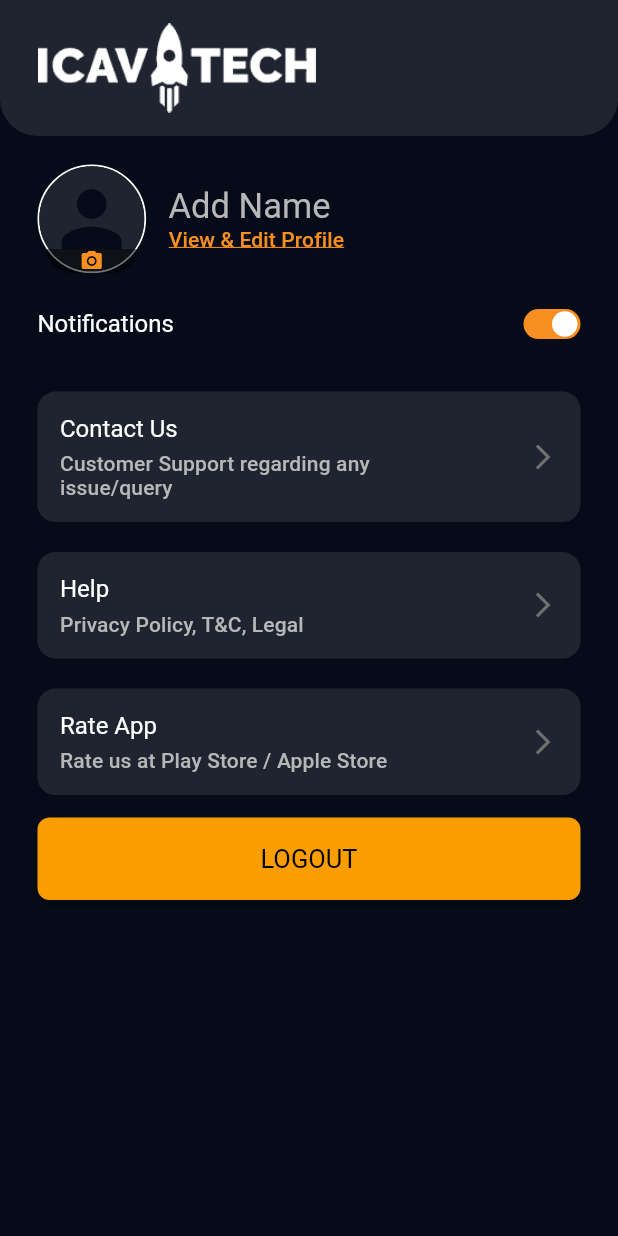
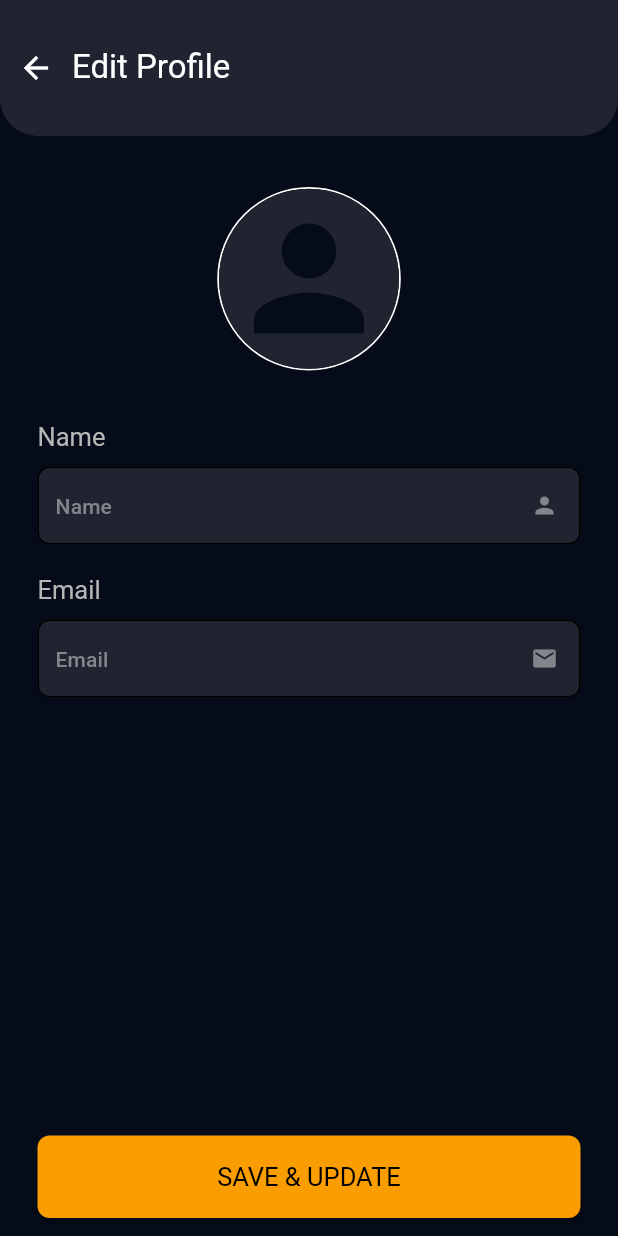
Before and after one commit to Sanoj-Raja/icav_tech, a Flutter app: the HomeView screen opened by its route, after a tap on the "person" icon, on a phone screen of 412 x 824 dp. Run offline on Flutter 3.47's test engine with Material 2 defaults, Android fonts, the phone set to English and light mode, and no system bars; drawn by our look-alikes of flutter_switch; our stand-ins replace bot_toast, get, get_storage, image_picker; accounts and stored records are empty.

Commit message:
Added & Created Edit Profile Screen.

```diff
--- a/lib/app/constants/app_strings.dart
+++ b/lib/app/constants/app_strings.dart
@@ -5,6 +5,7 @@ class AppStrings {
   static const String register = 'Register';
   static const String or = 'OR';
   static const String mobileNumber = 'Mobile Number';
+  static const String name = 'Name';
   static const String email = 'Email';
   static const String password = 'Password';
   static const String confirmPassword = 'Confirm Password';
@@ -25,4 +26,8 @@ class AppStrings {
   static const String contactUs = 'Contact Us';
   static const String contactUsSubHeading =
       'Customer Support regarding any issue/query';
+
+  static const String saveAndUpdate = 'Save & Update';
+  static const String editProfile = 'Edit Profile';
+
 }
--- a/lib/app/local_storage/sessions.dart
+++ b/lib/app/local_storage/sessions.dart
@@ -5,12 +5,14 @@ import 'package:icav_tech/app/constants/app_strings.dart';
 Rx<String> USER_TOKEN = ''.obs;
 Rx<String> USER_NAME = AppStrings.addName.obs;
 Rx<String> USER_IMAGE = ''.obs;
+Rx<String> USER_EMAIL = ''.obs;
 
 class SessionManager {
   static final userStorage = GetStorage();
   static final String userToken = 'User Token';
   static final String userName = 'User Name';
   static final String userImage = 'User Image';
+  static final String userEmail = 'User Email';
 
   static Future<void> saveUserToken(String token) async {
     USER_TOKEN.value = token;
@@ -51,6 +53,19 @@ class SessionManager {
     return image;
   }
 
+  static Future<void> saveUserEmail(String email) async {
+    USER_EMAIL.value = email;
+    userStorage.write(userEmail, email);
+    print("User Eamil Saved ==> $email.");
+  }
+
+  static Future<String> getUserEmail() async {
+    String email = await userStorage.read(userEmail) ?? '';
+    USER_EMAIL.value = email;
+    print("User Image ==> $email.");
+    return email;
+  }
+
   static void clearSession() {
     userStorage.erase();
     print("Session Cleared.");
--- /dev/null
+++ b/lib/app/modules/edit_profile/bindings/edit_profile_binding.dart
@@ -0,0 +1,12 @@
+import 'package:get/get.dart';
+
+import '../controllers/edit_profile_controller.dart';
+
+class EditProfileBinding extends Bindings {
+  @override
+  void dependencies() {
+    Get.lazyPut<EditProfileController>(
+      () => EditProfileController(),
+    );
+  }
+}
--- /dev/null
+++ b/lib/app/modules/edit_profile/controllers/edit_profile_controller.dart
@@ -0,0 +1,49 @@
+import 'package:flutter/material.dart';
+import 'package:get/get.dart';
+import 'package:icav_tech/app/constants/app_strings.dart';
+import 'package:icav_tech/app/local_storage/sessions.dart';
+import 'package:image_picker/image_picker.dart';
+
+class EditProfileController extends GetxController {
+  TextEditingController nameTextController = TextEditingController(
+      text: USER_NAME.value == AppStrings.addName ? '' : USER_NAME.value);
+  TextEditingController emailTextController =
+      TextEditingController(text: USER_EMAIL.value);
+  RxString profileImage = ''.obs;
+
+  final profileFormKey = GlobalKey<FormState>();
+  final picker = ImagePicker();
+
+  @override
+  void onInit() {
+    super.onInit();
+  }
+
+  @override
+  void onReady() {
+    super.onReady();
+  }
+
+  @override
+  void onClose() {}
+
+  void saveAndUpdateProfile() {
+    if (profileFormKey.currentState!.validate()) {
+      SessionManager.saveUserName(nameTextController.text);
+      SessionManager.saveUserEmail(emailTextController.text);
+      SessionManager.saveUserImage(profileImage.value).then(
+        (_) {
+          Get.back();
+        },
+      );
+    }
+  }
+
+  void getProfileImage() {
+    picker.pickImage(source: ImageSource.gallery).then(
+      (pickedImage) {
+        profileImage.value = pickedImage?.path ?? '';
+      },
+    );
+  }
+}
--- /dev/null
+++ b/lib/app/modules/edit_profile/views/edit_profile_view.dart
@@ -0,0 +1,149 @@
+import 'dart:io';
+import 'package:flutter/material.dart';
+import 'package:get/get.dart';
+import 'package:icav_tech/app/constants/app_colors.dart';
+import 'package:icav_tech/app/constants/app_errors.dart';
+import 'package:icav_tech/app/constants/app_strings.dart';
+import 'package:icav_tech/app/local_storage/sessions.dart';
+import 'package:icav_tech/app/utils/text_fields.dart';
+import 'package:icav_tech/app/widgets/body_top_bar.dart';
+import 'package:icav_tech/app/widgets/custom_buttons.dart';
+import 'package:icav_tech/app/widgets/gap_widget.dart';
+import '../controllers/edit_profile_controller.dart';
+
+class EditProfileView extends GetView<EditProfileController> {
+  @override
+  Widget build(BuildContext context) {
+    return Scaffold(
+      resizeToAvoidBottomInset: false,
+      floatingActionButton: LargeButton(
+        buttonText: AppStrings.saveAndUpdate,
+        onPressed: controller.saveAndUpdateProfile,
+      ),
+      floatingActionButtonLocation:
+          FloatingActionButtonLocation.miniCenterFloat,
+      body: SafeArea(
+        child: Column(
+          mainAxisAlignment: MainAxisAlignment.start,
+          children: [
+            BodyTopBarWithHeading(
+              heading: AppStrings.editProfile,
+            ),
+            VerticalGap(
+              gap: 20,
+            ),
+            Expanded(
+              child: SingleChildScrollView(
+                child: userDetailsForm(),
+              ),
+            ),
+          ],
+        ),
+      ),
+    );
+  }
+
+  Widget userDetailsForm() {
+    return Padding(
+      padding: const EdgeInsets.symmetric(horizontal: 25),
+      child: Form(
+        key: controller.profileFormKey,
+        child: Column(
+          crossAxisAlignment: CrossAxisAlignment.start,
+          children: [
+            VerticalGap(
+              gap: 10,
+            ),
+            selectProfileImage(),
+            VerticalGap(
+              gap: 30,
+            ),
+            Text(
+              AppStrings.name,
+              style: Get.textTheme.headline2,
+            ),
+            VerticalGap(),
+            UniversalTextField(
+              controller: controller.nameTextController,
+              keyboardType: TextInputType.name,
+              hintText: AppStrings.name,
+              validatorErrorText: AppErrors.nameErrorText,
+              iconData: Icons.person,
+            ),
+            VerticalGap(
+              gap: 20,
+            ),
+            Text(
+              AppStrings.email,
+              style: Get.textTheme.headline2,
+            ),
+            VerticalGap(),
+            EmailTextField(
+              controller: controller.emailTextController,
+            ),
+            VerticalGap(
+              gap: Get.height * .5,
+            )
+          ],
+        ),
+      ),
+    );
+  }
+
+  Widget selectProfileImage() {
+    return Padding(
+      padding: const EdgeInsets.symmetric(vertical: 4),
+      child: Center(
+        child: InkWell(
+          onTap: controller.getProfileImage,
+          child: Obx(
+            () => Container(
+              decoration: BoxDecoration(
+                borderRadius: BorderRadius.circular(120),
+                border: Border.all(
+                  color: AppColors.white,
+                  width: 1.2,
+                ),
+              ),
+              child: ClipRRect(
+                borderRadius: BorderRadius.circular(120),
+                child: controller.profileImage.value != ''
+                    ? Image.file(
+                        File(controller.profileImage.value),
+                        height: 120,
+                        width: 120,
+                        fit: BoxFit.cover,
+                        errorBuilder: (_, __, ___) => Icon(
+                          Icons.person,
+                          size: 120,
+                        ),
+                      )
+                    : USER_IMAGE.value != ''
+                        ? Image.asset(
+                            USER_IMAGE.value,
+                            height: 120,
+                            width: 120,
+                            fit: BoxFit.cover,
+                            errorBuilder: (_, __, ___) => Icon(
+                              Icons.person,
+                              size: 120,
+                            ),
+                          )
+                        : Container(
+                            color: AppColors.darkBlueBackground,
+                            height: 120,
+                            width: 120,
+                            child: Icon(
+                              Icons.person,
+                              size: 110,
+                              color: AppColors.blackBackground,
+                            ),
+                          ),
+              ),
+            ),
+          ),
+        ),
+      ),
+    );
+  }
+}
--- a/lib/app/modules/home/controllers/home_controller.dart
+++ b/lib/app/modules/home/controllers/home_controller.dart
@@ -1,5 +1,6 @@
 import 'package:bot_toast/bot_toast.dart';
 import 'package:get/get.dart';
+import 'package:icav_tech/app/local_storage/sessions.dart';
 import 'package:icav_tech/app/routes/app_pages.dart';
 
 class HomeController extends GetxController {
@@ -19,34 +20,23 @@ class HomeController extends GetxController {
   void onClose() {}
 
   void editProfile() {
-    print('Edit Profile Clicked');
+    Get.toNamed(Routes.EDIT_PROFILE);
   }
 
   void contactUs() {
-    print('Contact Us Clicked');
-  }
-
-  void bankAccount() {
-    print('Bank Account Clicked');
-  }
-
-  void subscriptions() {
-    print('Subscriptions Clicked');
-  }
-
-  void faqs() {
-    print('FAQ Clicked');
+    BotToast.showText(text: 'Will be updated after joining...');
   }
 
   void help() {
-    print('Help Clicked');
+    BotToast.showText(text: 'Will be updated after joining...');
   }
 
   void rateApp() {
-    BotToast.showText(text: 'Comming Soon...');
+    BotToast.showText(text: 'Will be updated after joining...');
   }
 
   void logout() {
+    SessionManager.clearSession();
     Get.offAllNamed(Routes.SPLASH);
   }
 }
--- a/lib/app/modules/home/views/home_view.dart
+++ b/lib/app/modules/home/views/home_view.dart
@@ -62,7 +62,7 @@ class HomeView extends GetView<HomeController> {
                       child: ClipRRect(
                         borderRadius: BorderRadius.circular(120),
                         child: USER_IMAGE.value != ''
-                            ? Image.network(
+                            ? Image.asset(
                                 USER_IMAGE.value,
                                 height: 70,
                                 width: 70,
--- a/lib/app/routes/app_pages.dart
+++ b/lib/app/routes/app_pages.dart
@@ -1,5 +1,7 @@
 import 'package:get/get.dart';
 
+import 'package:icav_tech/app/modules/edit_profile/bindings/edit_profile_binding.dart';
+import 'package:icav_tech/app/modules/edit_profile/views/edit_profile_view.dart';
 import 'package:icav_tech/app/modules/home/bindings/home_binding.dart';
 import 'package:icav_tech/app/modules/home/views/home_view.dart';
 import 'package:icav_tech/app/modules/login/bindings/login_binding.dart';
@@ -37,5 +39,10 @@ class AppPages {
       page: () => RegisterView(),
       binding: RegisterBinding(),
     ),
+    GetPage(
+      name: _Paths.EDIT_PROFILE,
+      page: () => EditProfileView(),
+      binding: EditProfileBinding(),
+    ),
   ];
 }
--- a/lib/app/routes/app_routes.dart
+++ b/lib/app/routes/app_routes.dart
@@ -8,6 +8,7 @@ abstract class Routes {
   static const LOGIN = _Paths.LOGIN;
   static const SPLASH = _Paths.SPLASH;
   static const REGISTER = _Paths.REGISTER;
+  static const EDIT_PROFILE = _Paths.EDIT_PROFILE;
 }
 
 abstract class _Paths {
@@ -15,4 +16,5 @@ abstract class _Paths {
   static const LOGIN = '/login';
   static const SPLASH = '/splash';
   static const REGISTER = '/register';
+  static const EDIT_PROFILE = '/edit-profile';
 }
```
